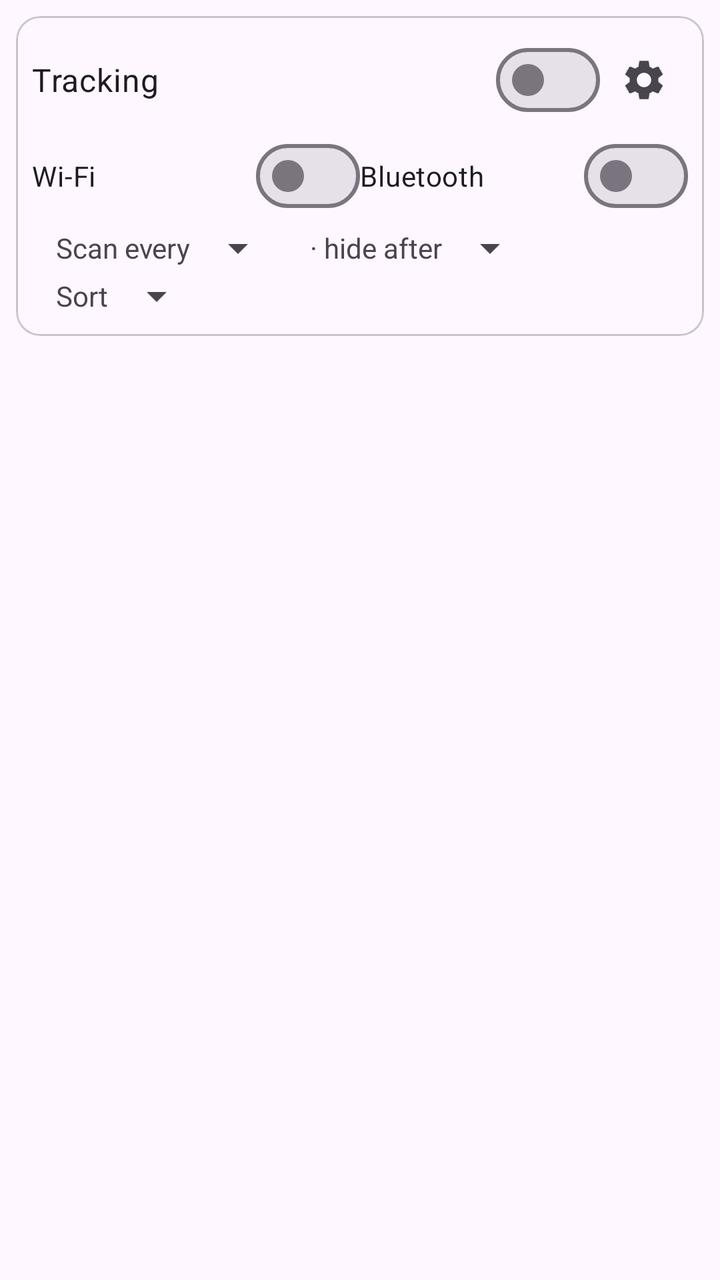
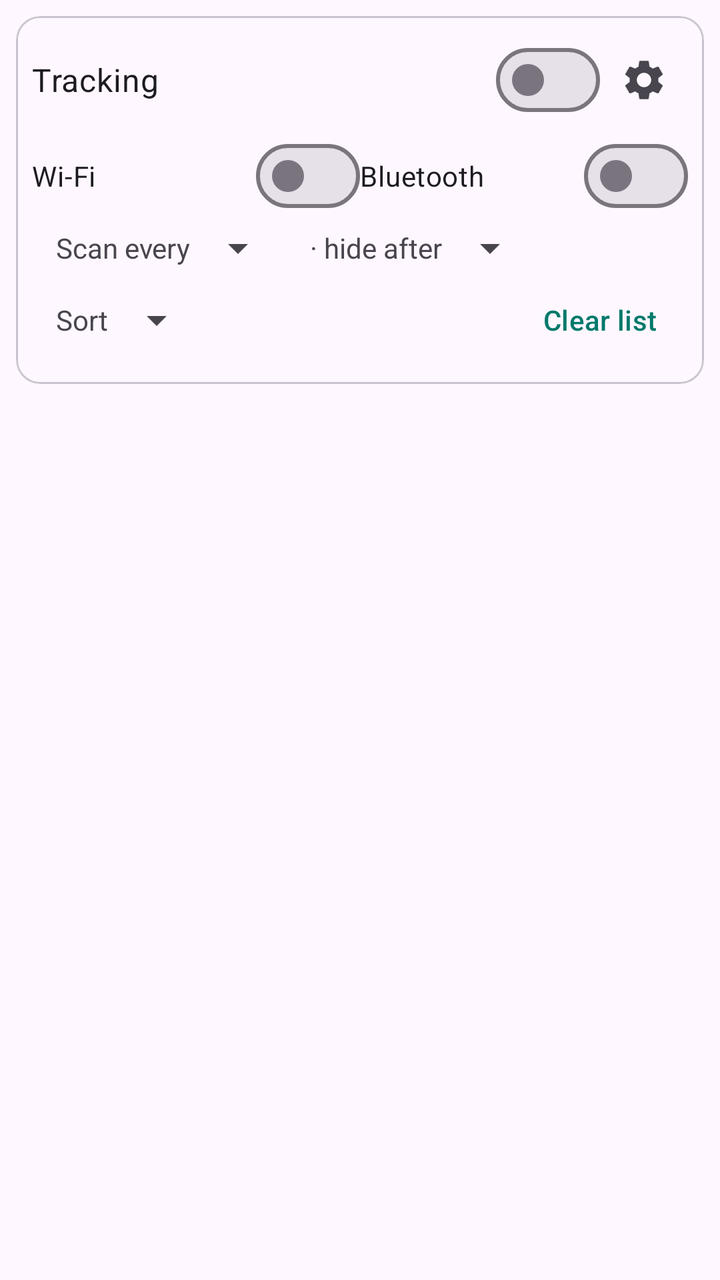

The first picture is an Android layout as it rendered before a commit; the second is the same layout after the commit. The layout source and the unified diff follow.
<!-- AndroidManifest.xml: application theme Theme.AroundMe -->
<!-- res/layout/fragment_now.xml -->
<?xml version="1.0" encoding="utf-8"?>
<LinearLayout xmlns:android="http://schemas.android.com/apk/res/android"
    xmlns:app="http://schemas.android.com/apk/res-auto"
    android:layout_width="match_parent"
    android:layout_height="match_parent"
    android:orientation="vertical">

    <com.google.android.material.card.MaterialCardView
        android:layout_width="match_parent"
        android:layout_height="wrap_content"
        android:layout_margin="8dp"
        app:cardCornerRadius="12dp">

        <LinearLayout
            android:layout_width="match_parent"
            android:layout_height="wrap_content"
            android:orientation="vertical"
            android:padding="8dp">

            <LinearLayout
                android:layout_width="match_parent"
                android:layout_height="wrap_content"
                android:orientation="horizontal"
                android:gravity="center_vertical">

                <com.google.android.material.materialswitch.MaterialSwitch
                    android:id="@+id/switchTracking"
                    android:layout_width="0dp"
                    android:layout_height="wrap_content"
                    android:layout_weight="1"
                    android:text="Tracking"
                    android:textSize="16sp" />

                <ImageButton
                    android:id="@+id/btnSettings"
                    android:layout_width="44dp"
                    android:layout_height="44dp"
                    android:background="?attr/selectableItemBackgroundBorderless"
                    android:contentDescription="Settings"
                    android:src="@drawable/ic_settings" />
            </LinearLayout>

            <LinearLayout
                android:layout_width="match_parent"
                android:layout_height="wrap_content"
                android:orientation="horizontal">

                <com.google.android.material.materialswitch.MaterialSwitch
                    android:id="@+id/switchWifi"
                    android:layout_width="0dp"
                    android:layout_height="wrap_content"
                    android:layout_weight="1"
                    android:text="Wi-Fi" />

                <com.google.android.material.materialswitch.MaterialSwitch
                    android:id="@+id/switchBt"
                    android:layout_width="0dp"
                    android:layout_height="wrap_content"
                    android:layout_weight="1"
                    android:text="Bluetooth" />
            </LinearLayout>

            <LinearLayout
                android:layout_width="match_parent"
                android:layout_height="wrap_content"
                android:orientation="horizontal"
                android:gravity="center_vertical">

                <TextView
                    android:layout_width="wrap_content"
                    android:layout_height="wrap_content"
                    android:paddingStart="12dp"
                    android:text="Scan every" />

                <Spinner
                    android:id="@+id/spinnerInterval"
                    android:layout_width="wrap_content"
                    android:layout_height="wrap_content" />

                <TextView
                    android:layout_width="wrap_content"
                    android:layout_height="wrap_content"
                    android:paddingStart="12dp"
                    android:text="· hide after" />

                <Spinner
                    android:id="@+id/spinnerHide"
                    android:layout_width="wrap_content"
                    android:layout_height="wrap_content" />
            </LinearLayout>

            <LinearLayout
                android:layout_width="match_parent"
                android:layout_height="wrap_content"
                android:orientation="horizontal"
                android:gravity="center_vertical">

                <TextView
                    android:layout_width="wrap_content"
                    android:layout_height="wrap_content"
                    android:paddingStart="12dp"
                    android:text="Sort" />

                <Spinner
                    android:id="@+id/spinnerSort"
                    android:layout_width="wrap_content"
                    android:layout_height="wrap_content" />
            </LinearLayout>

            <TextView
                android:id="@+id/textPermHint"
                android:layout_width="match_parent"
                android:layout_height="wrap_content"
                android:padding="8dp"
                android:textColor="@color/red_600"
                android:visibility="gone" />
        </LinearLayout>
    </com.google.android.material.card.MaterialCardView>

    <TextView
        android:id="@+id/textStatus"
        android:layout_width="match_parent"
        android:layout_height="wrap_content"
        android:paddingHorizontal="12dp"
        android:paddingBottom="4dp"
        android:textSize="12sp" />

    <androidx.recyclerview.widget.RecyclerView
        android:id="@+id/list"
        android:layout_width="match_parent"
        android:layout_height="0dp"
        android:layout_weight="1" />

    <TextView
        android:id="@+id/empty"
        android:layout_width="match_parent"
        android:layout_height="wrap_content"
        android:gravity="center"
        android:padding="24dp"
        android:text="No devices nearby. Start tracking to scan."
        android:visibility="gone" />
</LinearLayout>
<!-- resources referenced by this layout -->
<resources>
  <color name="red_600">#E53935</color>
  <!-- drawable ic_settings (drawable) -->
  <vector xmlns:android="http://schemas.android.com/apk/res/android"
      android:width="24dp"
      android:height="24dp"
      android:viewportWidth="24"
      android:viewportHeight="24"
      android:tint="?attr/colorControlNormal">
      <path
          android:fillColor="@android:color/white"
          android:pathData="M19.14,12.94c0.04,-0.3 0.06,-0.61 0.06,-0.94c0,-0.32 -0.02,-0.64 -0.07,-0.94l2.03,-1.58c0.18,-0.14 0.23,-0.41 0.12,-0.61l-1.92,-3.32c-0.12,-0.22 -0.37,-0.29 -0.59,-0.22l-2.39,0.96c-0.5,-0.38 -1.03,-0.7 -1.62,-0.94L14.4,2.81c-0.04,-0.24 -0.24,-0.41 -0.48,-0.41h-3.84c-0.24,0 -0.43,0.17 -0.47,0.41L9.25,5.35C8.66,5.59 8.12,5.92 7.63,6.29L5.24,5.33c-0.22,-0.08 -0.47,0 -0.59,0.22L2.74,8.87C2.62,9.08 2.66,9.34 2.86,9.48l2.03,1.58C4.84,11.36 4.8,11.69 4.8,12s0.02,0.64 0.07,0.94l-2.03,1.58c-0.18,0.14 -0.23,0.41 -0.12,0.61l1.92,3.32c0.12,0.22 0.37,0.29 0.59,0.22l2.39,-0.96c0.5,0.38 1.03,0.7 1.62,0.94l0.36,2.54c0.05,0.24 0.24,0.41 0.48,0.41h3.84c0.24,0 0.44,-0.17 0.47,-0.41l0.36,-2.54c0.59,-0.24 1.13,-0.56 1.62,-0.94l2.39,0.96c0.22,0.08 0.47,0 0.59,-0.22l1.92,-3.32c0.12,-0.22 0.07,-0.47 -0.12,-0.61L19.14,12.94zM12,15.6c-1.98,0 -3.6,-1.62 -3.6,-3.6s1.62,-3.6 3.6,-3.6s3.6,1.62 3.6,3.6 -1.62,3.6 -3.6,3.6z" />
  </vector>
  <style name="Theme.AroundMe" parent="Theme.Material3.DayNight.NoActionBar">
          <item name="colorPrimary">@color/teal_700</item>
          <item name="colorSecondary">@color/amber_600</item>
      </style>
  <color name="teal_700">#00796B</color>
  <color name="amber_600">#FFB300</color>
</resources>

<!-- the commit's change to res/layout/fragment_now.xml (unified diff, before → after) -->
@@ -105,6 +105,18 @@
                     android:id="@+id/spinnerSort"
                     android:layout_width="wrap_content"
                     android:layout_height="wrap_content" />
+
+                <View
+                    android:layout_width="0dp"
+                    android:layout_height="1dp"
+                    android:layout_weight="1" />
+
+                <com.google.android.material.button.MaterialButton
+                    android:id="@+id/btnClearList"
+                    android:layout_width="wrap_content"
+                    android:layout_height="wrap_content"
+                    android:text="Clear list"
+                    style="@style/Widget.Material3.Button.TextButton" />
             </LinearLayout>
 
             <TextView
